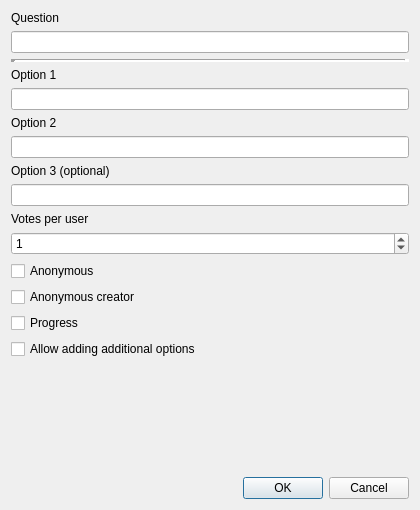
This is sources/chat-area/outgoing-post/NewPollDialog.ui in Ri0n/mattermost-qt as Qt 5 draws it before an edit. The edited form follows.
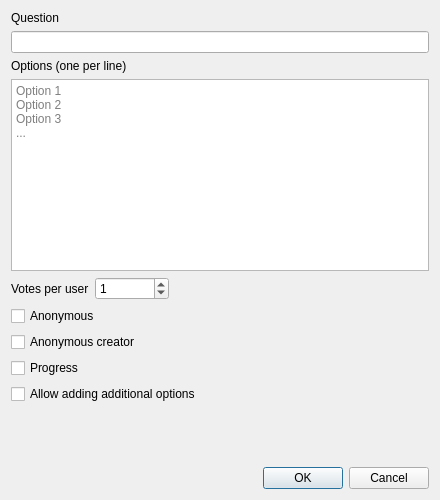
This is the edited form.

Commit message: Allow arbitrary poll options in dialog

The edit to the form file:
```diff
--- a/sources/chat-area/outgoing-post/NewPollDialog.ui
+++ b/sources/chat-area/outgoing-post/NewPollDialog.ui
@@ -6,8 +6,8 @@
    <rect>
     <x>0</x>
     <y>0</y>
-    <width>420</width>
-    <height>510</height>
+    <width>440</width>
+    <height>500</height>
    </rect>
   </property>
   <property name="windowTitle">
@@ -28,45 +28,27 @@
     <widget class="QLineEdit" name="questionValue"/>
    </item>
    <item>
-    <widget class="Line" name="line">
-     <property name="lineWidth">
-      <number>5</number>
-     </property>
-     <property name="orientation">
-      <enum>Qt::Horizontal</enum>
-     </property>
-    </widget>
-   </item>
-   <item>
-    <widget class="QLabel" name="option1Label">
+    <widget class="QLabel" name="optionsLabel">
      <property name="text">
-      <string>Option 1</string>
+      <string>Options (one per line)</string>
      </property>
     </widget>
    </item>
    <item>
-    <widget class="QLineEdit" name="option1Value"/>
-   </item>
-   <item>
-    <widget class="QLabel" name="option2Label">
-     <property name="text">
-      <string>Option 2</string>
+    <widget class="QPlainTextEdit" name="optionsValue">
+     <property name="minimumSize">
+      <size>
+       <width>0</width>
+       <height>120</height>
+      </size>
      </property>
-    </widget>
-   </item>
-   <item>
-    <widget class="QLineEdit" name="option2Value"/>
-   </item>
-   <item>
-    <widget class="QLabel" name="option3Label">
-     <property name="text">
-      <string>Option 3 (optional)</string>
+     <property name="placeholderText">
+      <string>Option 1&#10;Option 2&#10;Option 3&#10;...</string>
      </property>
     </widget>
    </item>
    <item>
-    <widget class="QLineEdit" name="option3Value"/>
-   </item>
+    <layout class="QHBoxLayout" name="votesLayout">
    <item>
     <widget class="QLabel" name="maxVotesLabel">
      <property name="text">
@@ -86,7 +68,7 @@
       <number>0</number>
      </property>
      <property name="maximum">
-      <number>3</number>
+        <number>999</number>
      </property>
      <property name="value">
       <number>1</number>
@@ -94,6 +76,21 @@
     </widget>
    </item>
    <item>
+      <spacer name="votesSpacer">
+       <property name="orientation">
+        <enum>Qt::Horizontal</enum>
+       </property>
+       <property name="sizeHint" stdset="0">
+        <size>
+         <width>40</width>
+         <height>20</height>
+        </size>
+       </property>
+      </spacer>
+     </item>
+    </layout>
+   </item>
+   <item>
     <widget class="QCheckBox" name="checkBoxAnonymous">
      <property name="toolTip">
       <string>Don't show who voted for what when the poll ends</string>
@@ -141,7 +138,7 @@
      <property name="sizeHint" stdset="0">
       <size>
        <width>20</width>
-       <height>20</height>
+       <height>10</height>
       </size>
      </property>
     </spacer>
```
Left out of the diff: 8 changed lines with no effect on the pictures. Lines whose indentation alone changed are shown as unchanged.
